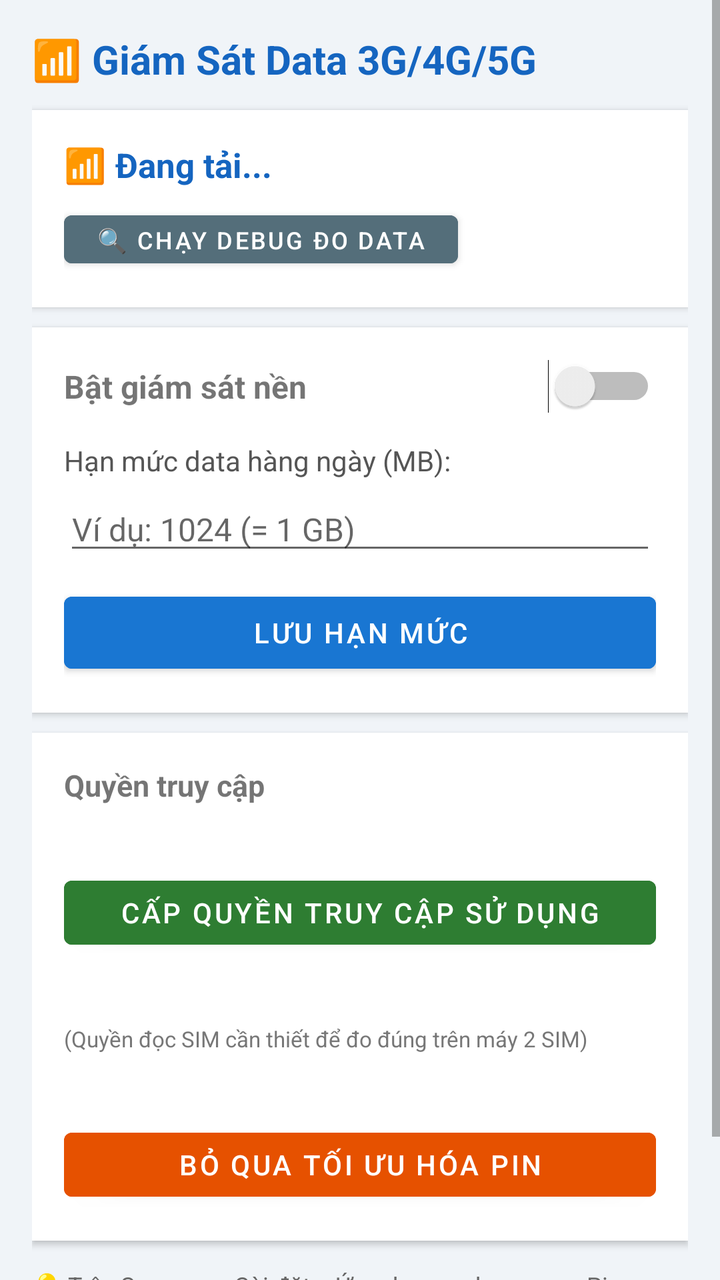
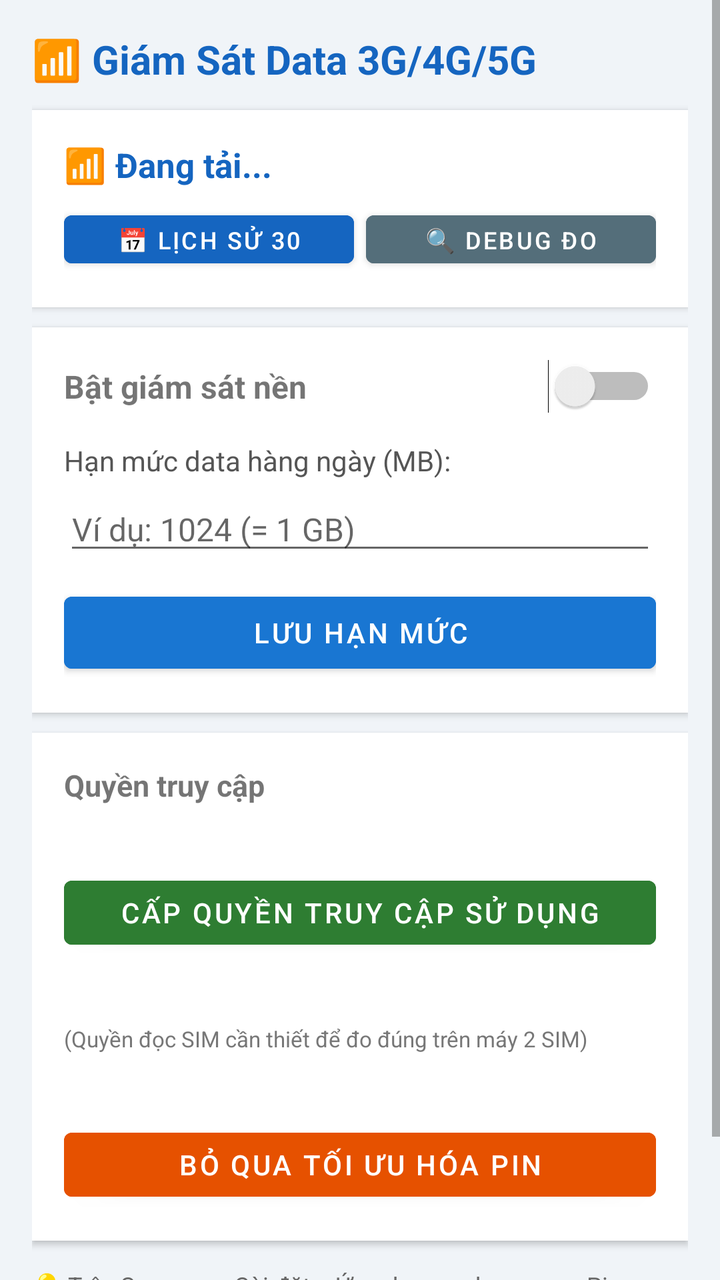

Compare the two renders of this Android layout. The source of the first and the diff that turns it into the second are given below.
<!-- AndroidManifest.xml: application theme Theme.DataMonitor -->
<!-- res/layout/activity_main.xml -->
<?xml version="1.0" encoding="utf-8"?>
<ScrollView xmlns:android="http://schemas.android.com/apk/res/android"
    android:layout_width="match_parent"
    android:layout_height="match_parent"
    android:background="#F0F4F8">

    <LinearLayout
        android:layout_width="match_parent"
        android:layout_height="wrap_content"
        android:orientation="vertical"
        android:padding="16dp">

        
        <TextView
            android:layout_width="wrap_content"
            android:layout_height="wrap_content"
            android:text="📶 Giám Sát Data 3G/4G/5G"
            android:textSize="20sp"
            android:textStyle="bold"
            android:textColor="#1565C0"
            android:layout_marginBottom="12dp"/>

        
        <LinearLayout
            android:layout_width="match_parent"
            android:layout_height="wrap_content"
            android:orientation="vertical"
            android:background="#FFFFFF"
            android:padding="16dp"
            android:elevation="2dp"
            android:layout_marginBottom="10dp">

            <TextView
                android:id="@+id/tvCurrentUsage"
                android:layout_width="match_parent"
                android:layout_height="wrap_content"
                android:text="📶 Đang tải..."
                android:textSize="17sp"
                android:textColor="#1565C0"
                android:textStyle="bold"/>

            <Button
                android:id="@+id/btnDebug"
                android:layout_width="wrap_content"
                android:layout_height="36dp"
                android:text="🔍 Chạy Debug đo data"
                android:textSize="12sp"
                android:layout_marginTop="8dp"
                android:backgroundTint="#546E7A"/>
        </LinearLayout>

        
        <LinearLayout
            android:layout_width="match_parent"
            android:layout_height="wrap_content"
            android:orientation="vertical"
            android:background="#FFFFFF"
            android:padding="16dp"
            android:elevation="2dp"
            android:layout_marginBottom="10dp">

            <LinearLayout
                android:layout_width="match_parent"
                android:layout_height="wrap_content"
                android:orientation="horizontal"
                android:gravity="center_vertical"
                android:layout_marginBottom="14dp">
                <TextView
                    android:layout_width="0dp"
                    android:layout_height="wrap_content"
                    android:layout_weight="1"
                    android:text="Bật giám sát nền"
                    android:textSize="16sp"
                    android:textStyle="bold"/>
                <Switch
                    android:id="@+id/switchMonitoring"
                    android:layout_width="wrap_content"
                    android:layout_height="wrap_content"/>
            </LinearLayout>

            <TextView
                android:layout_width="wrap_content"
                android:layout_height="wrap_content"
                android:text="Hạn mức data hàng ngày (MB):"
                android:textSize="14sp"
                android:textColor="#555"
                android:layout_marginBottom="4dp"/>

            <EditText
                android:id="@+id/etLimit"
                android:layout_width="match_parent"
                android:layout_height="wrap_content"
                android:inputType="number"
                android:hint="Ví dụ: 1024 (= 1 GB)"
                android:textSize="16sp"
                android:layout_marginBottom="10dp"/>

            <Button
                android:id="@+id/btnSave"
                android:layout_width="match_parent"
                android:layout_height="48dp"
                android:text="Lưu hạn mức"
                android:backgroundTint="#1976D2"/>
        </LinearLayout>

        
        <LinearLayout
            android:layout_width="match_parent"
            android:layout_height="wrap_content"
            android:orientation="vertical"
            android:background="#FFFFFF"
            android:padding="16dp"
            android:elevation="2dp"
            android:layout_marginBottom="10dp">

            <TextView
                android:layout_width="wrap_content"
                android:layout_height="wrap_content"
                android:text="Quyền truy cập"
                android:textSize="15sp"
                android:textStyle="bold"
                android:layout_marginBottom="10dp"/>

            <TextView
                android:id="@+id/tvUsageStatus"
                android:layout_width="match_parent"
                android:layout_height="wrap_content"
                android:textSize="13sp"
                android:layout_marginBottom="4dp"/>

            <Button
                android:id="@+id/btnUsageAccess"
                android:layout_width="match_parent"
                android:layout_height="44dp"
                android:text="Cấp quyền Truy cập sử dụng"
                android:backgroundTint="#2E7D32"
                android:layout_marginBottom="12dp"/>

            <TextView
                android:id="@+id/tvSimStatus"
                android:layout_width="match_parent"
                android:layout_height="wrap_content"
                android:textSize="13sp"
                android:layout_marginBottom="4dp"/>

            <TextView
                android:layout_width="match_parent"
                android:layout_height="wrap_content"
                android:text="(Quyền đọc SIM cần thiết để đo đúng trên máy 2 SIM)"
                android:textSize="11sp"
                android:textColor="#777"
                android:layout_marginBottom="12dp"/>

            <TextView
                android:id="@+id/tvBatteryStatus"
                android:layout_width="match_parent"
                android:layout_height="wrap_content"
                android:textSize="13sp"
                android:layout_marginBottom="4dp"/>

            <Button
                android:id="@+id/btnBattery"
                android:layout_width="match_parent"
                android:layout_height="44dp"
                android:text="Bỏ qua tối ưu hóa pin"
                android:backgroundTint="#E65100"/>
        </LinearLayout>

        
        <TextView
            android:layout_width="match_parent"
            android:layout_height="wrap_content"
            android:text="💡 Trên Samsung: Cài đặt > Ứng dụng > chọn app > Pin > chọn \'Không giới hạn\'\nTrên Oppo/Realme: Cài đặt > Pin > bật Tự khởi động cho app này"
            android:textSize="12sp"
            android:textColor="#666"
            android:lineSpacingExtra="4dp"
            android:layout_marginTop="4dp"/>

    </LinearLayout>
</ScrollView>
<!-- resources referenced by this layout -->
<resources>
  <style name="Theme.DataMonitor" parent="Theme.MaterialComponents.DayNight.NoActionBar">
          <item name="colorPrimary">@color/primary</item>
          <item name="colorPrimaryDark">@color/primary_dark</item>
          <item name="colorAccent">@color/accent</item>
          <item name="android:windowBackground">@color/background</item>
      </style>
  <color name="primary">#1976D2</color>
  <color name="primary_dark">#115293</color>
  <color name="accent">#FF5252</color>
  <color name="background">#F5F5F5</color>
</resources>

<!-- the commit's change to res/layout/activity_main.xml (unified diff, before → after) -->
@@ -39,14 +39,31 @@
                 android:textColor="#1565C0"
                 android:textStyle="bold"/>
 
-            <Button
-                android:id="@+id/btnDebug"
-                android:layout_width="wrap_content"
-                android:layout_height="36dp"
-                android:text="🔍 Chạy Debug đo data"
-                android:textSize="12sp"
-                android:layout_marginTop="8dp"
-                android:backgroundTint="#546E7A"/>
+            <LinearLayout
+                android:layout_width="match_parent"
+                android:layout_height="wrap_content"
+                android:orientation="horizontal"
+                android:layout_marginTop="8dp">
+
+                <Button
+                    android:id="@+id/btnHistory"
+                    android:layout_width="0dp"
+                    android:layout_height="36dp"
+                    android:layout_weight="1"
+                    android:text="📅 Lịch sử 30 ngày"
+                    android:textSize="12sp"
+                    android:layout_marginEnd="6dp"
+                    android:backgroundTint="#1565C0"/>
+
+                <Button
+                    android:id="@+id/btnDebug"
+                    android:layout_width="0dp"
+                    android:layout_height="36dp"
+                    android:layout_weight="1"
+                    android:text="🔍 Debug đo data"
+                    android:textSize="12sp"
+                    android:backgroundTint="#546E7A"/>
+            </LinearLayout>
         </LinearLayout>
 
         
